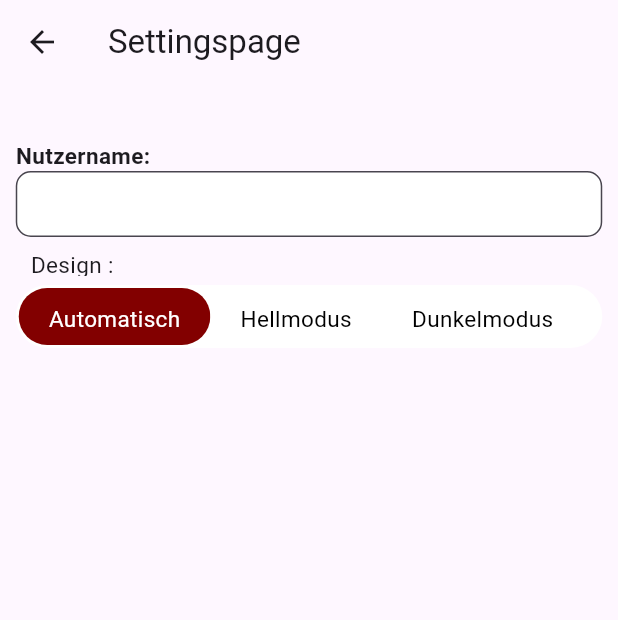
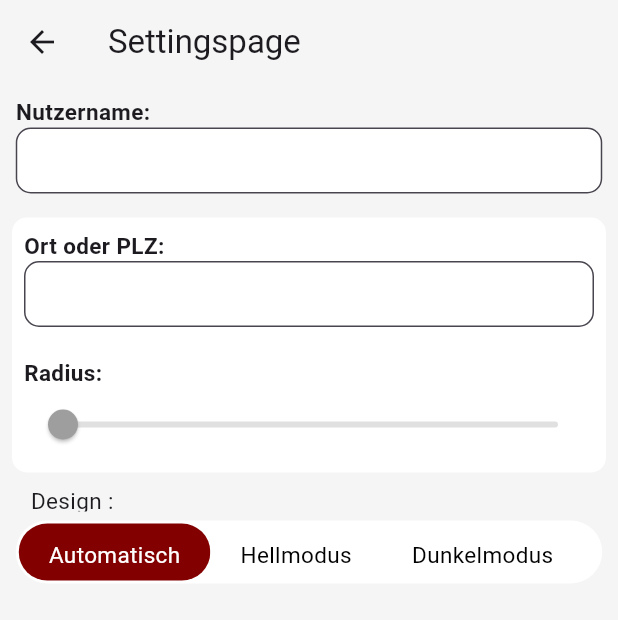
Before and after one commit to Sauttets/VinoVeritas, a Flutter app: the Page9 screen opened by its route, on a phone screen of 412 x 824 dp. Shown: the top 620 px of the screen. Run offline on Flutter 3.47's test engine with Material 3 defaults, Android fonts, the phone set to English and light mode, and no system bars.

Commit message:
added location settings to settingspage and updated colors

```diff
--- a/lib/main.dart
+++ b/lib/main.dart
@@ -9,6 +9,7 @@ import 'package:vinoveritas/src/features/wine_feature/widgets/full_description.d
 import 'package:vinoveritas/src/features/wine_feature/widgets/share_button.dart';
 import 'package:vinoveritas/src/features/wine_feature/widgets/taste_pallet.dart';
 import 'package:vinoveritas/src/features/settings_feature/widgets/settings_page.dart';
+import 'package:vinoveritas/util/app_colors.dart';
 import 'package:vinoveritas/util/static_text.dart';
 
 void main() => runApp(const MyApp());
@@ -269,6 +270,7 @@ class Page9 extends StatelessWidget {
   Widget build(BuildContext context) {
     return Scaffold(
       appBar: AppBar(
+        backgroundColor: AppColors.backgroundColor,
         title: const Text('Settingspage'),
       ),
       body: const Center(child: SettingsPage()),
--- /dev/null
+++ b/lib/src/features/settings_feature/widgets/location_settings.dart
@@ -0,0 +1,74 @@
+import 'package:flutter/material.dart';
+import 'package:vinoveritas/util/app_colors.dart';
+
+class SetLocation extends StatefulWidget {
+  const SetLocation({Key? key}) : super(key: key);
+
+  @override
+  _SetLocationState createState() => _SetLocationState();
+}
+
+class _SetLocationState extends State<SetLocation> {
+  double _currentSliderValue = 0;
+
+  @override
+  Widget build(BuildContext context) {
+    return Container(
+      decoration: BoxDecoration(
+        borderRadius: BorderRadius.circular(10.0),
+        color: AppColors.primaryWhite,
+      ),
+      child: Padding(
+        padding: const EdgeInsets.all(8.0),
+        child: Column(
+          crossAxisAlignment: CrossAxisAlignment.start,
+          children: [
+            Text(
+              'Ort oder PLZ:',
+              style: TextStyle(
+                fontSize: 15,
+                fontWeight: FontWeight.bold,
+              ),
+            ),
+            Container(
+              width: 391.0,
+              height: 44.0,
+              child: TextField(
+                decoration: InputDecoration(
+                  filled: true,
+                  fillColor: Colors.white,
+                  border: OutlineInputBorder(
+                    borderRadius: BorderRadius.circular(10.0),
+                    borderSide: BorderSide(color: Colors.black),
+                  ),
+                ),
+              ),
+            ),
+            SizedBox(height: 20), // Add more space
+            Text(
+              'Radius:',
+              style: TextStyle(
+                fontSize: 15,
+                fontWeight: FontWeight.bold,
+              ),
+            ),
+            Slider(
+              value: _currentSliderValue,
+              min: 0,
+              max: 100,
+              divisions: 100,
+              label: '${_currentSliderValue.round()} km',
+              activeColor: Colors.grey,
+              inactiveColor: Colors.grey[300],
+              onChanged: (double value) {
+                setState(() {
+                  _currentSliderValue = value;
+                });
+              },
+            ),
+          ],
+        ),
+      ),
+    );
+  }
+}
--- a/lib/src/features/settings_feature/widgets/settings_page.dart
+++ b/lib/src/features/settings_feature/widgets/settings_page.dart
@@ -1,6 +1,8 @@
 import 'package:flutter/material.dart';
+import 'package:vinoveritas/src/features/settings_feature/widgets/location_settings.dart';
 import 'package:vinoveritas/src/features/settings_feature/widgets/set_username.dart';
 import 'package:vinoveritas/src/features/settings_feature/widgets/design_selector.dart';
+import 'package:vinoveritas/util/app_colors.dart';
 
 class SettingsPage extends StatefulWidget {
   const SettingsPage({Key? key}) : super(key: key);
@@ -15,15 +17,16 @@ class _SettingsPage extends State<SettingsPage> {
   @override
   Widget build(BuildContext context) {
     return Scaffold(
-      appBar: AppBar(
-        automaticallyImplyLeading: false, // This line removes the back button
-        bottom: PreferredSize(
-          preferredSize: const Size.fromHeight(120.0), // Increase the height
-          child: Column(
+      backgroundColor: AppColors.backgroundColor,
+      body: Column(
         children: [
-              const Padding(
-                padding: EdgeInsets.all(8.0),
-                child: SetUsername(), // Replace TextField with SetUsername
+          Padding(
+            padding: const EdgeInsets.all(8.0),
+            child: SetUsername(),
+          ),
+          Padding(
+            padding: const EdgeInsets.all(8.0),
+            child: SetLocation(),
           ),
           DesignSelector(
             selectedIndex: selectedIndex,
@@ -35,8 +38,6 @@ class _SettingsPage extends State<SettingsPage> {
           ),
         ],
       ),
-        ),
-      ),
     );
   }
 }
```
Lines whose indentation alone changed are shown as unchanged.
